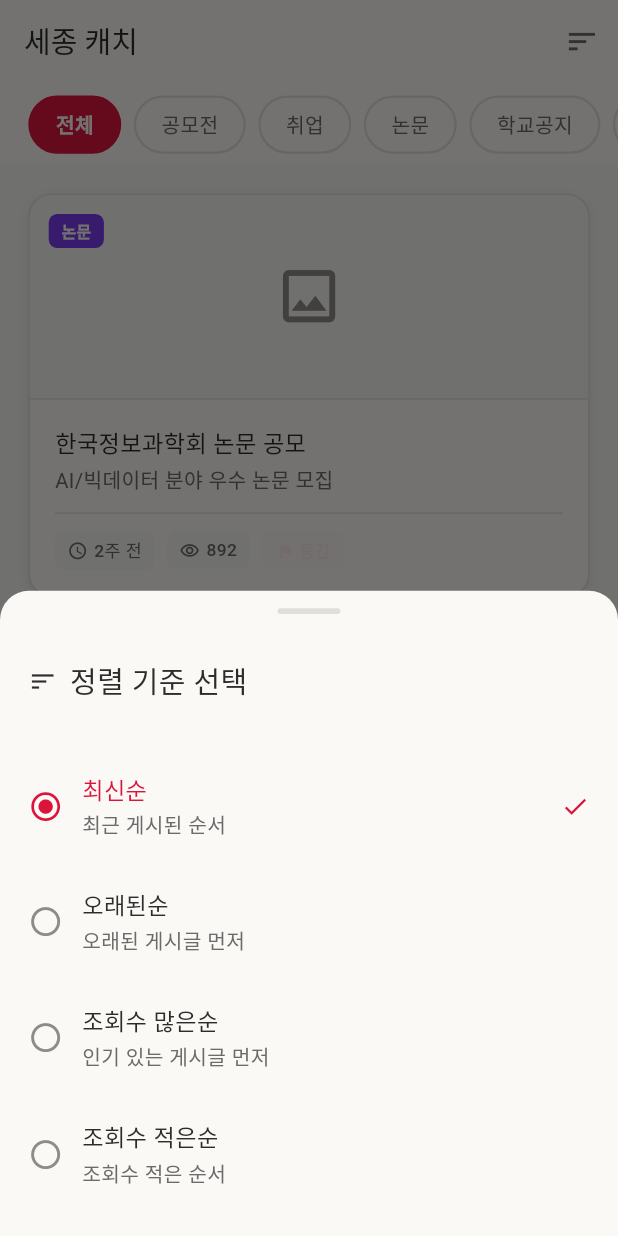
After one commit to EM-H20/sejong-catch, a Flutter app: the FeedPage screen opened by its route, after a tap on the "sort" icon, on a phone screen of 412 x 824 dp. The commit adds this screen. Run offline on Flutter 3.47's test engine with Material 3 defaults, Android fonts, the phone set to English and light mode, and no system bars; our stand-ins replace dio, firebase_messaging, flutter_local_notifications, flutter_riverpod, flutter_screenutil, flutter_secure_storage and 6 more; accounts and stored records are empty; generated files the repository leaves out were written again; Roboto replaces fonts that are missing (Pretendard, Pretendard-Bold, Pretendard-Regular).

Commit message:
feat(feed): 피드 정렬 기능 구현
- FeedSortType enum 추가 (최신순, 오래된순, 조회수 많은순, 적은순)
- FeedSortController Riverpod 상태 관리 구현
- FeedSortBottomSheet UI 컴포넌트 생성
- FeedRepository 정렬 로직 추가 (Mock/Real 모드 모두 지원)
- FeedPage AppBar 알림 아이콘 → 정렬 아이콘 변경
- 정렬 바텀시트 연동 및 실시간 정렬 적용

```diff
--- a/sejong_catch_frontend/lib/features/feed/data/repositories/feed_repository.dart
+++ b/sejong_catch_frontend/lib/features/feed/data/repositories/feed_repository.dart
@@ -4,6 +4,7 @@ import '../../../../core/services/cache_service.dart';
 import '../datasources/feed_api.dart';
 import '../models/response/feed_item.dart';
 import '../models/response/crawler_result.dart';
+import '../../presentation/controllers/feed_sort_controller.dart';
 
 part 'feed_repository.g.dart';
 
@@ -31,6 +32,7 @@ class FeedRepository extends _$FeedRepository {
   /// - Real 모드: 크롤러 API `/crawler/crawl-results` 호출 (1,000개 전체 로딩 + 10분 캐싱 + 로컬 필터링)
   Future<List<FeedItem>> getFeedList({
     String? category,
+    FeedSortType sortType = FeedSortType.latest,
     int page = 1,
     int limit = 20,
   }) async {
@@ -38,16 +40,27 @@ class FeedRepository extends _$FeedRepository {
 
     if (useMock) {
       // Mock 모드 (개발)
-      return _mockFeedList(category: category, page: page, limit: limit);
+      return _mockFeedList(
+        category: category,
+        sortType: sortType,
+        page: page,
+        limit: limit,
+      );
     } else {
       // Real 모드 (프로덕션) → /crawler/crawl-results 사용
-      return _crawlerFeedList(category: category, page: page, limit: limit);
+      return _crawlerFeedList(
+        category: category,
+        sortType: sortType,
+        page: page,
+        limit: limit,
+      );
     }
   }
 
   /// Mock 피드 목록 (개발 전용)
   Future<List<FeedItem>> _mockFeedList({
     String? category,
+    FeedSortType sortType = FeedSortType.latest,
     int page = 1,
     int limit = 20,
   }) async {
@@ -124,7 +137,10 @@ class FeedRepository extends _$FeedRepository {
       filteredItems = allItems.where((item) => item.category == category).toList();
     }
 
-    return filteredItems;
+    // 정렬 적용
+    final sortedItems = _sortFeedItems(filteredItems, sortType);
+
+    return sortedItems;
   }
 
   /// 크롤러 API 피드 목록 (Real 모드 - 프로덕션)
@@ -133,6 +149,7 @@ class FeedRepository extends _$FeedRepository {
   /// **성능**: 캐시 적중 시 즉시 반환 (0 네트워크 요청)
   Future<List<FeedItem>> _crawlerFeedList({
     String? category,
+    FeedSortType sortType = FeedSortType.latest,
     int page = 1,
     int limit = 20,
   }) async {
@@ -178,20 +195,60 @@ class FeedRepository extends _$FeedRepository {
       filteredItems = feedItems.where((item) => item.category == category).toList();
     }
 
-    // 4. 페이지네이션 적용 (로컬)
+    // 4. 정렬 적용 (로컬)
+    final sortedItems = _sortFeedItems(filteredItems, sortType);
+
+    // 5. 페이지네이션 적용 (로컬)
     final startIndex = (page - 1) * limit;
     final endIndex = startIndex + limit;
 
-    if (startIndex >= filteredItems.length) {
+    if (startIndex >= sortedItems.length) {
       return []; // 범위 초과 시 빈 리스트
     }
 
-    final paginatedItems = filteredItems.sublist(
+    final paginatedItems = sortedItems.sublist(
       startIndex,
-      endIndex > filteredItems.length ? filteredItems.length : endIndex,
+      endIndex > sortedItems.length ? sortedItems.length : endIndex,
     );
 
     return paginatedItems;
+  }
+
+  /// 피드 아이템 정렬 헬퍼
+  ///
+  /// **지원 정렬**:
+  /// - 최신순: createdAt 내림차순 (최근 게시물 먼저)
+  /// - 오래된순: createdAt 오름차순 (오래된 게시물 먼저)
+  /// - 조회수 많은순: viewCount 내림차순 (인기 게시물 먼저)
+  /// - 조회수 적은순: viewCount 오름차순 (조회수 적은 게시물 먼저)
+  List<FeedItem> _sortFeedItems(List<FeedItem> items, FeedSortType sortType) {
+    final itemsCopy = List<FeedItem>.from(items);
+
+    switch (sortType) {
+      case FeedSortType.latest:
+        // 최신순: 최근 게시물 먼저 (createdAt 내림차순)
+        itemsCopy.sort((a, b) =>
+            (b.createdAt ?? DateTime(0)).compareTo(a.createdAt ?? DateTime(0)));
+        break;
+
+      case FeedSortType.oldest:
+        // 오래된순: 오래된 게시물 먼저 (createdAt 오름차순)
+        itemsCopy.sort((a, b) =>
+            (a.createdAt ?? DateTime(0)).compareTo(b.createdAt ?? DateTime(0)));
+        break;
+
+      case FeedSortType.mostViewed:
+        // 조회수 많은순: 인기 게시물 먼저 (viewCount 내림차순)
+        itemsCopy.sort((a, b) => b.viewCount.compareTo(a.viewCount));
+        break;
+
+      case FeedSortType.leastViewed:
+        // 조회수 적은순: 조회수 적은 게시물 먼저 (viewCount 오름차순)
+        itemsCopy.sort((a, b) => a.viewCount.compareTo(b.viewCount));
+        break;
+    }
+
+    return itemsCopy;
   }
 
   /// 캐시 강제 갱신
--- /dev/null
+++ b/sejong_catch_frontend/lib/features/feed/presentation/controllers/feed_sort_controller.dart
@@ -0,0 +1,68 @@
+import 'package:riverpod_annotation/riverpod_annotation.dart';
+
+part 'feed_sort_controller.g.dart';
+
+/// 📊 피드 정렬 타입
+enum FeedSortType {
+  /// 최신순 (기본값)
+  latest,
+
+  /// 오래된순
+  oldest,
+
+  /// 조회수 많은순
+  mostViewed,
+
+  /// 조회수 적은순
+  leastViewed,
+}
+
+/// 📊 피드 정렬 타입 확장
+extension FeedSortTypeExtension on FeedSortType {
+  /// 한글 라벨
+  String get label {
+    switch (this) {
+      case FeedSortType.latest:
+        return '최신순';
+      case FeedSortType.oldest:
+        return '오래된순';
+      case FeedSortType.mostViewed:
+        return '조회수 많은순';
+      case FeedSortType.leastViewed:
+        return '조회수 적은순';
+    }
+  }
+
+  /// 설명 (서브텍스트)
+  String get description {
+    switch (this) {
+      case FeedSortType.latest:
+        return '최근 게시된 순서';
+      case FeedSortType.oldest:
+        return '오래된 게시글 먼저';
+      case FeedSortType.mostViewed:
+        return '인기 있는 게시글 먼저';
+      case FeedSortType.leastViewed:
+        return '조회수 적은 순서';
+    }
+  }
+}
+
+/// 📊 피드 정렬 상태 관리
+///
+/// **기본값**: 최신순 (FeedSortType.latest)
+@riverpod
+class FeedSort extends _$FeedSort {
+  @override
+  FeedSortType build() => FeedSortType.latest;
+
+  /// 정렬 타입 변경
+  void changeSortType(FeedSortType type) {
+    state = type;
+  }
+
+  /// 기본값으로 초기화 (최신순)
+  void reset() {
+    state = FeedSortType.latest;
+  }
+}
--- a/sejong_catch_frontend/lib/features/feed/presentation/pages/feed_page.dart
+++ b/sejong_catch_frontend/lib/features/feed/presentation/pages/feed_page.dart
@@ -9,8 +9,10 @@ import 'package:sejong_catch_frontend/core/widgets/loading_widget.dart';
 import 'package:sejong_catch_frontend/features/feed/data/models/response/feed_item.dart';
 import 'package:sejong_catch_frontend/features/feed/data/repositories/feed_repository.dart';
 import 'package:sejong_catch_frontend/features/feed/presentation/controllers/selected_category_controller.dart';
+import 'package:sejong_catch_frontend/features/feed/presentation/controllers/feed_sort_controller.dart';
 import 'package:sejong_catch_frontend/features/feed/presentation/widgets/ui/feed_category_filter.dart';
 import 'package:sejong_catch_frontend/features/feed/presentation/widgets/ui/feed_card.dart';
+import 'package:sejong_catch_frontend/features/feed/presentation/widgets/ui/feed_sort_bottom_sheet.dart';
 
 /// 📰 피드 페이지 - 공모전·취업·논문·공지·축제 통합 피드
 ///
@@ -34,6 +36,9 @@ class FeedPage extends ConsumerWidget {
     // 2. 선택된 카테고리
     final selectedCategory = ref.watch(selectedCategoryProvider);
 
+    // 3. 현재 정렬 타입
+    final currentSort = ref.watch(feedSortProvider);
+
     return Scaffold(
       backgroundColor: AppColors.surface,
       appBar: AppBar(
@@ -49,11 +54,18 @@ class FeedPage extends ConsumerWidget {
         ),
         actions: [
           IconButton(
-            icon: Icon(Icons.notifications_outlined, size: 24.sp),
+            icon: Icon(Icons.sort, size: 24.sp),
             color: AppColors.textSecondary,
             onPressed: () {
-              ScaffoldMessenger.of(context).showSnackBar(
-                const SnackBar(content: Text('알림 기능 준비 중! 🔔')),
+              showModalBottomSheet(
+                context: context,
+                backgroundColor: Colors.transparent,
+                builder: (context) => FeedSortBottomSheet(
+                  currentSort: currentSort,
+                  onSortChanged: (newSort) {
+                    ref.read(feedSortProvider.notifier).changeSortType(newSort);
+                  },
+                ),
               );
             },
           ),
@@ -69,7 +81,7 @@ class FeedPage extends ConsumerWidget {
           ),
         ),
       ),
-      body: _buildFeedList(ref, selectedCategory),
+      body: _buildFeedList(ref, selectedCategory, currentSort),
     );
   }
 
@@ -77,10 +89,12 @@ class FeedPage extends ConsumerWidget {
   Widget _buildFeedList(
     WidgetRef ref,
     String selectedCategory,
+    FeedSortType sortType,
   ) {
     return FutureBuilder<List<FeedItem>>(
       future: ref.read(feedRepositoryProvider.notifier).getFeedList(
         category: selectedCategory == '전체' ? null : selectedCategory,
+        sortType: sortType,
         page: 1,
         limit: 100, // 첫 페이지는 많이 가져오기 (로컬 필터링용)
       ),
--- /dev/null
+++ b/sejong_catch_frontend/lib/features/feed/presentation/widgets/ui/feed_sort_bottom_sheet.dart
@@ -0,0 +1,150 @@
+import 'package:flutter/material.dart';
+import 'package:flutter_screenutil/flutter_screenutil.dart';
+import 'package:sejong_catch_frontend/core/theme/app_colors.dart';
+import 'package:sejong_catch_frontend/core/theme/app_spacing.dart';
+import 'package:sejong_catch_frontend/core/theme/app_text_styles.dart';
+import 'package:sejong_catch_frontend/features/feed/presentation/controllers/feed_sort_controller.dart';
+
+/// 📊 피드 정렬 선택 바텀시트
+class FeedSortBottomSheet extends StatelessWidget {
+  /// 현재 선택된 정렬 타입
+  final FeedSortType currentSort;
+
+  /// 정렬 타입 변경 콜백
+  final ValueChanged<FeedSortType> onSortChanged;
+
+  const FeedSortBottomSheet({
+    super.key,
+    required this.currentSort,
+    required this.onSortChanged,
+  });
+
+  @override
+  Widget build(BuildContext context) {
+    return Container(
+      decoration: BoxDecoration(
+        color: AppColors.white,
+        borderRadius: BorderRadius.vertical(top: Radius.circular(20.r)),
+      ),
+      child: SafeArea(
+        child: Column(
+          mainAxisSize: MainAxisSize.min,
+          children: [
+            // 드래그 핸들
+            Container(
+              margin: EdgeInsets.symmetric(vertical: 12.h),
+              width: 40.w,
+              height: 4.h,
+              decoration: BoxDecoration(
+                color: AppColors.divider,
+                borderRadius: BorderRadius.circular(2.r),
+              ),
+            ),
+
+            // 제목
+            Padding(
+              padding: AppSpacing.screenPadding,
+              child: Row(
+                children: [
+                  Icon(Icons.sort, size: 20.sp, color: AppColors.textPrimary),
+                  AppSpacing.horizontalSpaceSM,
+                  Text('정렬 기준 선택', style: AppTextStyles.headingSemiBold20),
+                ],
+              ),
+            ),
+
+            AppSpacing.verticalSpaceMD,
+
+            // 정렬 옵션 리스트
+            ...FeedSortType.values.map((type) {
+              final isSelected = currentSort == type;
+              return _SortOption(
+                type: type,
+                isSelected: isSelected,
+                onTap: () {
+                  onSortChanged(type);
+                  Navigator.pop(context);
+                },
+              );
+            }),
+
+            AppSpacing.verticalSpaceLG,
+          ],
+        ),
+      ),
+    );
+  }
+}
+
+/// 📊 정렬 옵션 아이템 (내부 위젯)
+class _SortOption extends StatelessWidget {
+  final FeedSortType type;
+  final bool isSelected;
+  final VoidCallback onTap;
+
+  const _SortOption({
+    required this.type,
+    required this.isSelected,
+    required this.onTap,
+  });
+
+  @override
+  Widget build(BuildContext context) {
+    return InkWell(
+      onTap: onTap,
+      child: Container(
+        padding: EdgeInsets.symmetric(
+          horizontal: 18.w,
+          vertical: 16.h,
+        ),
+        child: Row(
+          children: [
+            // 라디오 버튼
+            Icon(
+              isSelected ? Icons.radio_button_checked : Icons.radio_button_off,
+              size: 24.sp,
+              color: isSelected ? AppColors.brandCrimson : AppColors.disabled,
+            ),
+
+            AppSpacing.horizontalSpaceMD,
+
+            // 텍스트
+            Expanded(
+              child: Column(
+                crossAxisAlignment: CrossAxisAlignment.start,
+                children: [
+                  // 라벨
+                  Text(
+                    type.label,
+                    style: AppTextStyles.titleSemiBold16.copyWith(
+                      color: isSelected
+                          ? AppColors.brandCrimson
+                          : AppColors.textPrimary,
+                    ),
+                  ),
+
+                  // 설명
+                  SizedBox(height: 4.h),
+                  Text(
+                    type.description,
+                    style: AppTextStyles.bodyRegular14.copyWith(
+                      color: AppColors.textSecondary,
+                    ),
+                  ),
+                ],
+              ),
+            ),
+
+            // 체크 아이콘 (선택 시)
+            if (isSelected)
+              Icon(
+                Icons.check,
+                size: 20.sp,
+                color: AppColors.brandCrimson,
+              ),
+          ],
+        ),
+      ),
+    );
+  }
+}
```
Also changed, not shown: sejong_catch_frontend/lib/features/feed/data/repositories/feed_repository.g.dart, sejong_catch_frontend/lib/features/feed/presentation/controllers/feed_sort_controller.g.dart (added).
